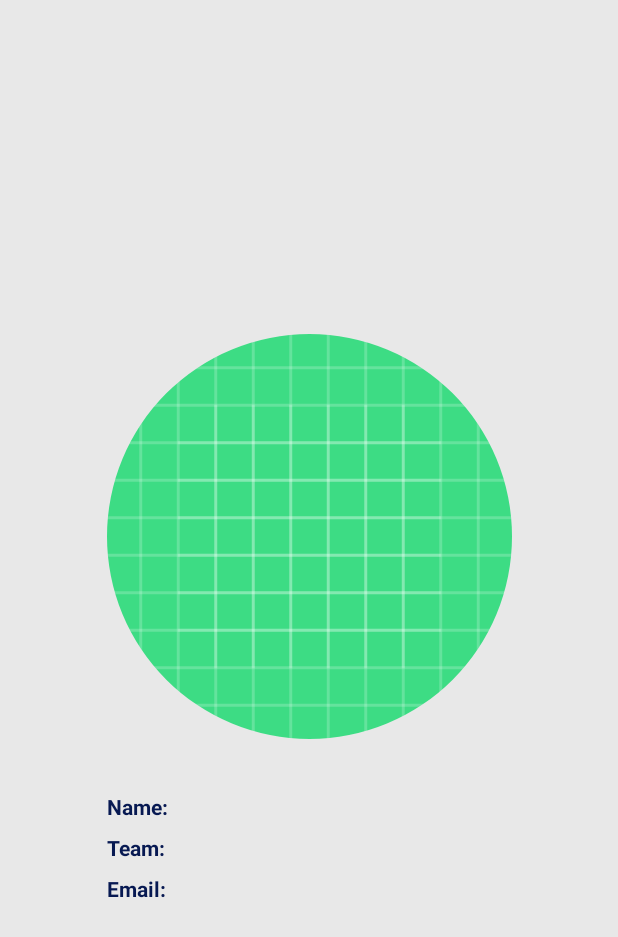
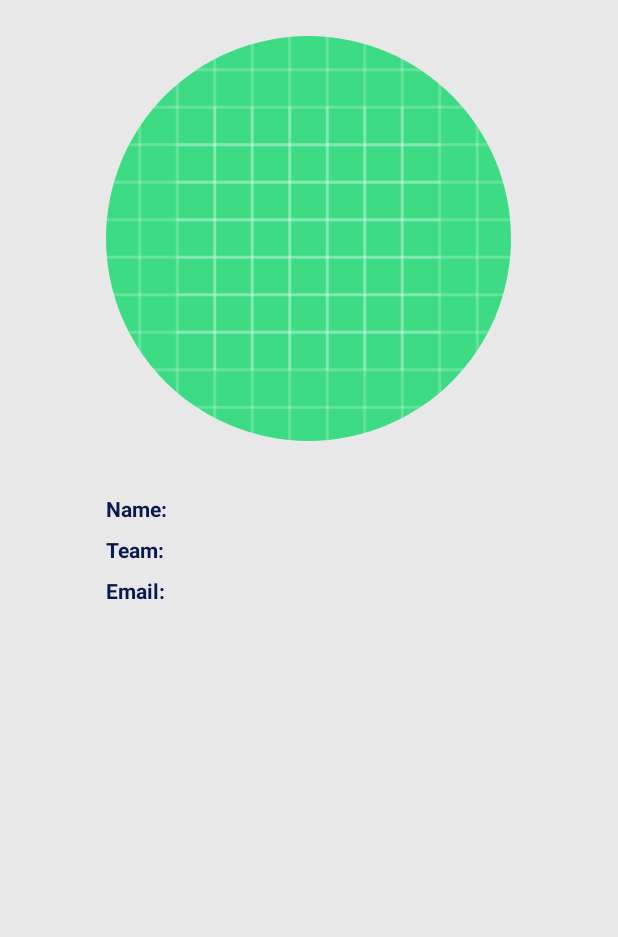
Before and after one commit to shreeranghegde/EmployeeDirectory, an Android app: the layout employee_dialog.xml on its own in the app's theme, with its tools: preview values and no code run, on a phone screen of 412 x 824 dp. Shown: the top 937 px of the screen. Run offline under Robolectric (Android 15) with nearby library versions, the phone set to English and light mode, and no system bars.

Commit message:
Cleaning code and following best practices

```diff
--- a/app/src/main/java/com/hotshot/android/exercise/employeedirectory/adapter/EmployeeDiffCallback.java
+++ b/app/src/main/java/com/hotshot/android/exercise/employeedirectory/adapter/EmployeeDiffCallback.java
@@ -1,6 +1,5 @@
 package com.hotshot.android.exercise.employeedirectory.adapter;
 
-import android.util.Log;
 
 import androidx.recyclerview.widget.DiffUtil;
 
@@ -9,7 +8,6 @@ import com.hotshot.android.exercise.employeedirectory.types.Employee;
 import java.util.List;
 
 public class EmployeeDiffCallback extends DiffUtil.Callback {
-    public static final String TAG = EmployeeDiffCallback.class.getSimpleName();
     private List<Employee> oldEmployees;
     private List<Employee> newEmployees;
 
--- a/app/src/main/java/com/hotshot/android/exercise/employeedirectory/types/Employee.java
+++ b/app/src/main/java/com/hotshot/android/exercise/employeedirectory/types/Employee.java
@@ -41,6 +41,9 @@ public class Employee {
     @JsonAlias("employee_type")
     private EmployeeType employeeType;
 
+    /**
+     * @return True if mandatory fields are present
+     */
     public boolean isValid() {
         boolean mandatoryFieldsPresent =
                 employeeId != null && fullName != null && emailAddress != null
--- a/app/src/main/java/com/hotshot/android/exercise/employeedirectory/types/EmployeeType.java
+++ b/app/src/main/java/com/hotshot/android/exercise/employeedirectory/types/EmployeeType.java
@@ -1,5 +1,8 @@
 package com.hotshot.android.exercise.employeedirectory.types;
 
+/**
+ * Enum for holding vales of different types of Employee.
+ */
 public enum EmployeeType {
     FULL_TIME,
     PART_TIME,
--- a/app/src/main/java/com/hotshot/android/exercise/employeedirectory/types/ResponseType.java
+++ b/app/src/main/java/com/hotshot/android/exercise/employeedirectory/types/ResponseType.java
@@ -1,5 +1,8 @@
 package com.hotshot.android.exercise.employeedirectory.types;
 
+/**
+ * Enum for holding different types of network call results.
+ */
 public enum ResponseType {
     VALID,
     EMPTY,
--- a/app/src/main/java/com/hotshot/android/exercise/employeedirectory/util/EmployeeComparator.java
+++ b/app/src/main/java/com/hotshot/android/exercise/employeedirectory/util/EmployeeComparator.java
@@ -7,7 +7,8 @@ import java.util.Comparator;
 public class EmployeeComparator {
     /**
      * Compare based on Team name first and then on Full Name of Employee.
-     * @return
+     *
+     * @return Comparator for comparing tw values on defined parameters.
      */
     public static Comparator<Employee> getEmployeeComparator() {
         return Comparator.comparing(Employee::getTeam)
--- a/app/src/main/res/layout/activity_main.xml
+++ b/app/src/main/res/layout/activity_main.xml
@@ -58,7 +58,6 @@
                     android:layout_width="wrap_content"
                     android:layout_height="wrap_content"
                     android:layout_gravity="center"
-                    android:text="No Employees Found!"
                     android:textAlignment="center"
                     android:textStyle="bold"
                     app:layout_constraintBottom_toTopOf="@+id/errorStateSubtitle"
@@ -74,7 +73,6 @@
                     android:layout_width="wrap_content"
                     android:layout_height="wrap_content"
                     android:layout_gravity="center"
-                    android:text="Make sure you are connected to the internet."
                     android:textAlignment="center"
                     android:textStyle="italic"
                     app:layout_constraintBottom_toBottomOf="parent"
--- a/app/src/main/res/layout/employee_dialog.xml
+++ b/app/src/main/res/layout/employee_dialog.xml
@@ -1,22 +1,28 @@
 <?xml version="1.0" encoding="utf-8"?>
 <androidx.constraintlayout.widget.ConstraintLayout xmlns:android="http://schemas.android.com/apk/res/android"
     xmlns:app="http://schemas.android.com/apk/res-auto"
+    xmlns:tools="http://schemas.android.com/tools"
     android:id="@+id/employeeDialog"
     android:layout_width="match_parent"
     android:layout_height="match_parent"
     android:layout_gravity="center"
     android:background="#E8E8E8">
 
-    <TableLayout
-        android:layout_width="wrap_content"
-        android:layout_height="wrap_content"
-        android:padding="16dp"
+    <ScrollView
+        android:layout_width="match_parent"
+        android:layout_height="match_parent"
         app:layout_constraintBottom_toBottomOf="parent"
         app:layout_constraintEnd_toEndOf="parent"
         app:layout_constraintHorizontal_bias="0.5"
         app:layout_constraintStart_toStartOf="parent"
         app:layout_constraintTop_toTopOf="parent"
         app:layout_constraintVertical_bias="0.5">
+
+        <TableLayout
+            android:layout_width="wrap_content"
+            android:layout_height="wrap_content"
+            android:layout_gravity="center_horizontal"
+            android:padding="16dp">
 
             <TableRow
                 android:layout_width="match_parent"
@@ -28,6 +34,7 @@
                     android:layout_width="270dp"
                     android:layout_height="270dp"
                     android:layout_weight="1"
+                    android:contentDescription="@string/employee_photo_description"
                     android:scaleType="centerCrop"
                     app:shapeAppearanceOverlay="@style/circular"
                     app:srcCompat="@drawable/ic_launcher_background" />
@@ -60,7 +67,7 @@
                     android:layout_width="0dp"
                     android:layout_height="wrap_content"
                     android:layout_weight="1"
-                android:text="Name:"
+                    android:text="@string/name_label"
                     android:textStyle="bold" />
 
                 <TextView
@@ -82,7 +89,7 @@
                     android:layout_width="0dp"
                     android:layout_height="wrap_content"
                     android:layout_weight="1"
-                android:text="Team:"
+                    android:text="@string/team_label"
                     android:textStyle="bold" />
 
                 <TextView
@@ -104,7 +111,7 @@
                     android:layout_width="0dp"
                     android:layout_height="wrap_content"
                     android:layout_weight="1"
-                android:text="Email:"
+                    android:text="@string/email_label"
                     android:textStyle="bold" />
 
                 <TextView
@@ -117,4 +124,6 @@
 
 
         </TableLayout>
+    </ScrollView>
+
 </androidx.constraintlayout.widget.ConstraintLayout>
--- a/app/src/main/res/values/strings.xml
+++ b/app/src/main/res/values/strings.xml
@@ -1,3 +1,9 @@
 <resources>
     <string name="app_name">EmployeeDirectory</string>
+
+    <string name="no_employees_title">No Employees Found!</string>
+    <string name="employee_photo_description">Photo of employee</string>
+    <string name="name_label">Name:</string>
+    <string name="team_label">Team:</string>
+    <string name="email_label">Email:</string>
 </resources>
```
Also changed, not shown: app/src/main/java/com/hotshot/android/exercise/employeedirectory/activity/MainActivity.java (+29 -29 lines), app/src/main/java/com/hotshot/android/exercise/employeedirectory/adapter/EmployeeListAdapter.java (+3 -22 lines), app/src/main/java/com/hotshot/android/exercise/employeedirectory/networking/NetworkingClient.java (+5 -2 lines), app/src/main/java/com/hotshot/android/exercise/employeedirectory/service/EmployeeService.java (+7 -4 lines), app/src/main/java/com/hotshot/android/exercise/employeedirectory/view/EmployeeDetailDialog.java (+22 -18 lines), app/src/main/res/layout/employee_item.xml (+6 -6 lines), 1 other file. Lines whose indentation alone changed are shown as unchanged.
